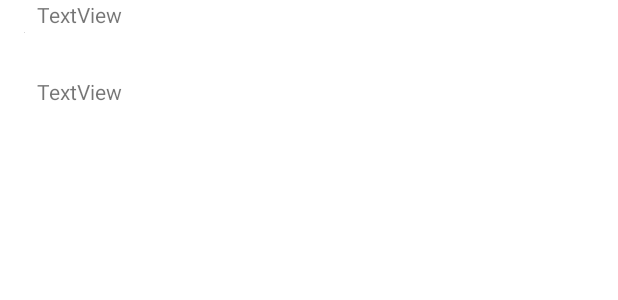
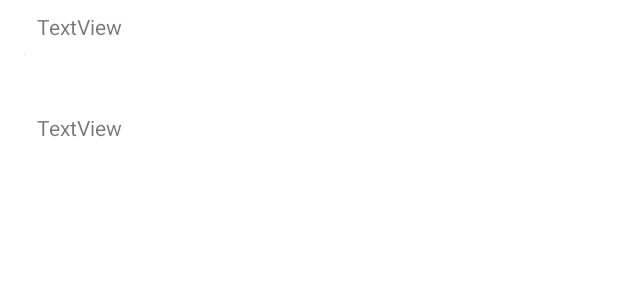
Before and after one commit to Nycolly2503/Galeriapublica, an Android app: the layout list_item.xml on its own in the app's theme, with its tools: preview values and no code run, on a phone screen of 412 x 824 dp. Shown: the top 300 px of the screen. Run offline under Robolectric (Android 15) with nearby library versions, the phone set to English and light mode, and no system bars.

Commit message:
início da codificação

```diff
--- /dev/null
+++ b/app/src/main/res/drawable/baseline_format_list_bulleted_24.xml
@@ -0,0 +1,6 @@
+<vector android:autoMirrored="true" android:height="24dp"
+    android:tint="#ffffff"
+    android:viewportHeight="24"
+    android:viewportWidth="24" android:width="24dp" xmlns:android="http://schemas.android.com/apk/res/android">
+    <path android:fillColor="@android:color/white" android:pathData="M4,10.5c-0.83,0 -1.5,0.67 -1.5,1.5s0.67,1.5 1.5,1.5 1.5,-0.67 1.5,-1.5 -0.67,-1.5 -1.5,-1.5zM4,4.5c-0.83,0 -1.5,0.67 -1.5,1.5S3.17,7.5 4,7.5 5.5,6.83 5.5,6 4.83,4.5 4,4.5zM4,16.5c-0.83,0 -1.5,0.68 -1.5,1.5s0.68,1.5 1.5,1.5 1.5,-0.68 1.5,-1.5 -0.67,-1.5 -1.5,-1.5zM7,19h14v-2L7,17v2zM7,13h14v-2L7,11v2zM7,5v2h14L21,5L7,5z"/>
+</vector>
--- /dev/null
+++ b/app/src/main/res/drawable/baseline_grid_on_24.xml
@@ -0,0 +1,5 @@
+<vector android:height="24dp" android:tint="#ffffff"
+    android:viewportHeight="24" android:viewportWidth="24"
+    android:width="24dp" xmlns:android="http://schemas.android.com/apk/res/android">
+    <path android:fillColor="@android:color/white" android:pathData="M20,2L4,2c-1.1,0 -2,0.9 -2,2v16c0,1.1 0.9,2 2,2h16c1.1,0 2,-0.9 2,-2L22,4c0,-1.1 -0.9,-2 -2,-2zM8,20L4,20v-4h4v4zM8,14L4,14v-4h4v4zM8,8L4,8L4,4h4v4zM14,20h-4v-4h4v4zM14,14h-4v-4h4v4zM14,8h-4L10,4h4v4zM20,20h-4v-4h4v4zM20,14h-4v-4h4v4zM20,8h-4L16,4h4v4z"/>
+</vector>
--- a/app/src/main/res/layout/activity_main.xml
+++ b/app/src/main/res/layout/activity_main.xml
@@ -4,6 +4,7 @@
     xmlns:tools="http://schemas.android.com/tools"
     android:layout_width="match_parent"
     android:layout_height="match_parent"
+    android:backgroundTint="@color/white"
     tools:context=".MainActivity">
 
     <com.google.android.material.bottomnavigation.BottomNavigationView
@@ -11,10 +12,12 @@
         android:layout_width="0dp"
         android:layout_height="wrap_content"
         android:layout_marginBottom="4dp"
+        app:itemBackground="@color/material_dynamic_primary80"
         app:layout_constraintBottom_toBottomOf="parent"
         app:layout_constraintEnd_toEndOf="parent"
         app:layout_constraintHorizontal_bias="0.0"
-        app:layout_constraintStart_toStartOf="parent" />
+        app:layout_constraintStart_toStartOf="parent"
+        app:menu="@menu/botton_nav_menu" />
 
     <FrameLayout
         android:id="@+id/fragContainer"
--- a/app/src/main/res/layout/grid_item.xml
+++ b/app/src/main/res/layout/grid_item.xml
@@ -9,11 +9,10 @@
         android:id="@+id/imThumb"
         android:layout_width="wrap_content"
         android:layout_height="wrap_content"
+        android:layout_marginBottom="552dp"
         app:layout_constraintBottom_toBottomOf="parent"
         app:layout_constraintEnd_toEndOf="parent"
-        app:layout_constraintHorizontal_bias="0.113"
+        app:layout_constraintHorizontal_bias="0.056"
         app:layout_constraintStart_toStartOf="parent"
-        app:layout_constraintTop_toTopOf="parent"
-        app:layout_constraintVertical_bias="0.053"
         tools:srcCompat="@tools:sample/avatars" />
 </androidx.constraintlayout.widget.ConstraintLayout>
--- a/app/src/main/res/layout/list_item.xml
+++ b/app/src/main/res/layout/list_item.xml
@@ -10,10 +10,9 @@
         android:layout_width="wrap_content"
         android:layout_height="wrap_content"
         android:layout_marginStart="16dp"
-        app:layout_constraintBottom_toBottomOf="parent"
+        android:layout_marginTop="36dp"
         app:layout_constraintStart_toStartOf="parent"
         app:layout_constraintTop_toTopOf="parent"
-        app:layout_constraintVertical_bias="0.026"
         tools:srcCompat="@tools:sample/avatars" />
 
     <TextView
@@ -36,25 +35,24 @@
         android:layout_width="0dp"
         android:layout_height="wrap_content"
         android:layout_marginStart="8dp"
+        android:layout_marginTop="8dp"
         android:layout_marginEnd="8dp"
         android:text="TextView"
         app:layout_constraintEnd_toEndOf="parent"
         app:layout_constraintHorizontal_bias="0.0"
         app:layout_constraintStart_toEndOf="@+id/imthumb"
-        tools:layout_editor_absoluteY="77dp" />
+        app:layout_constraintTop_toTopOf="parent" />
 
     <TextView
         android:id="@+id/tvSize"
         android:layout_width="0dp"
         android:layout_height="wrap_content"
         android:layout_marginStart="8dp"
-        android:layout_marginTop="16dp"
+        android:layout_marginTop="48dp"
         android:layout_marginEnd="8dp"
         android:text="TextView"
-        app:layout_constraintBottom_toBottomOf="parent"
         app:layout_constraintEnd_toEndOf="parent"
         app:layout_constraintHorizontal_bias="0.0"
         app:layout_constraintStart_toEndOf="@+id/imthumb"
-        app:layout_constraintTop_toBottomOf="@+id/tvDate"
-        app:layout_constraintVertical_bias="0.021" />
+        app:layout_constraintTop_toBottomOf="@+id/tvDate" />
 </androidx.constraintlayout.widget.ConstraintLayout>
```
Also changed, not shown: app/src/main/java/mendes/nascimento/nycolly/galeriapublica/MainActivity.java (+19 -2 lines), app/src/main/java/mendes/nascimento/nycolly/galeriapublica/MainViewModel.java (added, +19 -0 lines), app/src/main/res/menu/botton_nav_menu.xml (added, +15 -0 lines).
